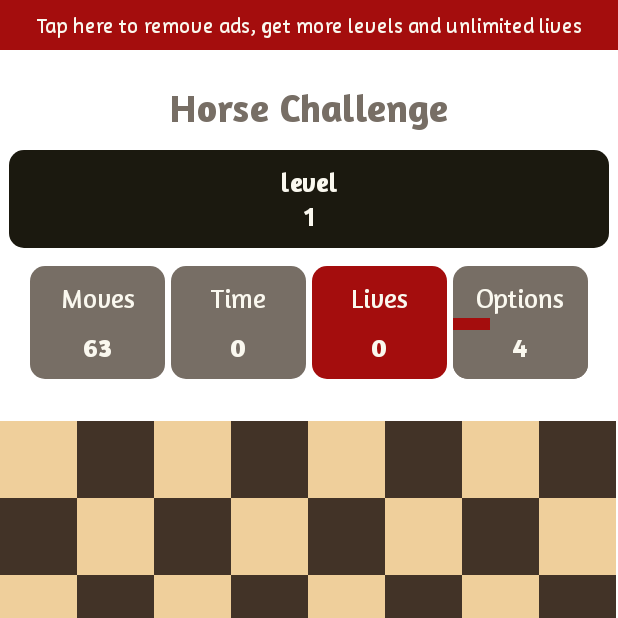
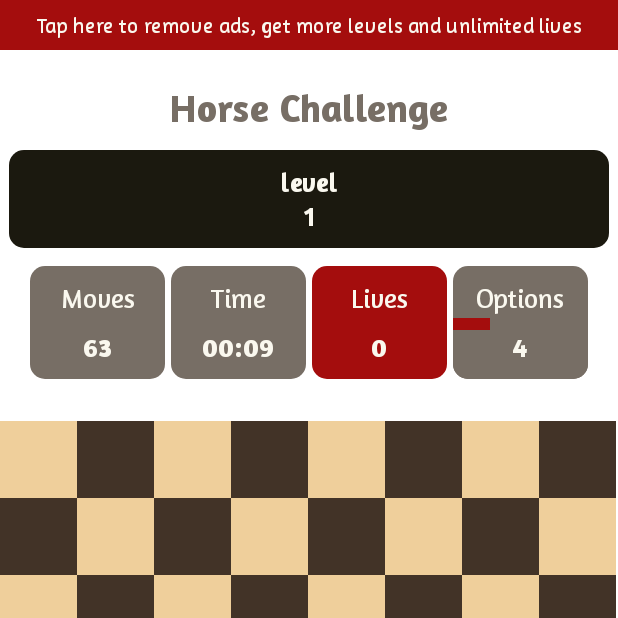
Before and after one commit to Cesar183/HorseGame, an Android app: the screen it shows after launch (MainActivity), on a phone screen of 412 x 824 dp, the top half of it. Run offline under Robolectric (Android 15) with nearby library versions, the phone set to English and light mode, and no system bars.

Commit message:
Control movimiento

```diff
--- a/app/src/main/java/com/app/horsegame/MainActivity.kt
+++ b/app/src/main/java/com/app/horsegame/MainActivity.kt
@@ -3,6 +3,8 @@ package com.app.horsegame
 import android.graphics.Point
 import androidx.appcompat.app.AppCompatActivity
 import android.os.Bundle
+import android.os.Handler
+import android.os.Looper
 import android.util.TypedValue
 import android.view.View
 import android.widget.ImageView
@@ -10,6 +12,8 @@ import android.widget.LinearLayout
 import android.widget.TableRow
 import android.widget.TextView
 import androidx.core.content.ContextCompat
+import kotlinx.coroutines.Runnable
+import java.util.concurrent.TimeUnit
 
 class MainActivity : AppCompatActivity() {
     private var cellSelectedX = 0
@@ -20,17 +24,89 @@ class MainActivity : AppCompatActivity() {
     private var bonus = 0
     private var widhtBonus = 0
     private var levelMoves = 64
+    private var mHandler: Handler? = null
+    private var timeInSeconds: Long = 0
 
     private var nameColorBlack = "black_cell"
     private var nameColorWhite = "white_cell"
     private lateinit var board: Array<IntArray>
 
+    private var chronometer: Runnable = object: Runnable{
+        override fun run() {
+            try {
+                timeInSeconds++
+                updateStopWatchView(timeInSeconds)
+            }finally {
+                mHandler!!.postDelayed(this, 1000L)
+            }
+        }
+    }
+
     override fun onCreate(savedInstanceState: Bundle?) {
         super.onCreate(savedInstanceState)
         setContentView(R.layout.activity_main)
         initScreenGame()
+        startGame()
+    }
+    private fun startGame(){
         resetBoard()
+        clearBoard()
         setFirstPosition()
+        resetTime()
+        startTime()
+    }
+    private fun initScreenGame(){
+        setSizeboard()
+        hideMessage()
+    }
+    private fun hideMessage() {
+        var lyMessage = findViewById<LinearLayout>(R.id.lyMessage)
+        lyMessage.visibility = View.INVISIBLE
+    }
+    private fun setSizeboard() {
+        var iv: ImageView
+        val display = windowManager.defaultDisplay
+        val size = Point()
+        display.getSize(size)
+        val width = size.x
+        var widthDP = (width / getResources().getDisplayMetrics().density)
+        var lateralMarginsDP = 0
+        val widthCell = (widthDP - lateralMarginsDP)/8
+        val heigthCell = widthCell
+
+        widhtBonus = 2 * widthCell.toInt()
+        for(i in 0..7){
+            for(j in 0..7){
+                iv = findViewById(resources.getIdentifier("c$i$j","id", packageName))
+                var height = TypedValue.applyDimension(TypedValue.COMPLEX_UNIT_DIP, heigthCell, getResources().getDisplayMetrics()).toInt()
+                var width = TypedValue.applyDimension(TypedValue.COMPLEX_UNIT_DIP, widthCell, getResources().getDisplayMetrics()).toInt()
+                iv.setLayoutParams(TableRow.LayoutParams(width, height))
+            }
+        }
+    }
+    private fun resetTime(){
+        mHandler?.removeCallbacks(chronometer)
+        timeInSeconds = 0
+
+        var tvTimeData = findViewById<TextView>(R.id.tvTimeData)
+        tvTimeData.text = "00:00"
+    }
+    private fun startTime(){
+        mHandler = Handler(Looper.getMainLooper())
+        chronometer.run()
+    }
+    private fun updateStopWatchView(timeInSeconds: Long){
+        val formattedTime = getFormattedStopWatch(timeInSeconds * 1000)
+        var tvTimeData = findViewById<TextView>(R.id.tvTimeData)
+        tvTimeData.text = formattedTime
+    }
+    private fun getFormattedStopWatch(ms: Long): String{
+        var miliseconds = ms
+        val minutes = TimeUnit.MILLISECONDS.toMinutes(miliseconds)
+        miliseconds -= TimeUnit.MINUTES.toMillis(minutes)
+        val seconds = TimeUnit.MILLISECONDS.toSeconds(miliseconds)
+        return "${if(minutes < 10) "0" else ""}$minutes:" +
+                "${if(seconds < 10) "0" else ""}$seconds"
     }
     fun checkCellCliked(view: View) {
         var name = view.tag.toString()
@@ -39,7 +115,6 @@ class MainActivity : AppCompatActivity() {
 
         checkCell(x,y)
     }
-
     private fun checkCell(x: Int, y: Int) {
         var difX = x - cellSelectedX
         var difY = y - cellSelectedY
@@ -56,45 +131,6 @@ class MainActivity : AppCompatActivity() {
 
         if(board[x][y] ==1) checkTrue = false
         if(checkTrue) selectCell(x, y)
-    }
-
-    private fun resetBoard() {
-        // 0 esta libre
-        // 1 casilla marcada
-        // 2 es un bonus
-        // 9  es una opcion del movimiento actual
-        board = arrayOf(
-            intArrayOf(0, 0, 0, 0, 0, 0, 0, 0),
-            intArrayOf(0, 0, 0, 0, 0, 0, 0, 0),
-            intArrayOf(0, 0, 0, 0, 0, 0, 0, 0),
-            intArrayOf(0, 0, 0, 0, 0, 0, 0, 0),
-            intArrayOf(0, 0, 0, 0, 0, 0, 0, 0),
-            intArrayOf(0, 0, 0, 0, 0, 0, 0, 0),
-            intArrayOf(0, 0, 0, 0, 0, 0, 0, 0),
-            intArrayOf(0, 0, 0, 0, 0, 0, 0, 0)
-        )
-    }
-
-    private fun setFirstPosition() {
-        var x = 0
-        var y = 0
-        x = (0..7).random()
-        y = (0..7).random()
-
-        cellSelectedX = x
-        cellSelectedY = y
-        selectCell(x, y)
-    }
-    private fun growProgressBonus(){
-        var movesDone = levelMoves - moves
-        var bonusDone = movesDone / movesRequired
-        var movesRest = movesRequired * (bonusDone)
-        var bonusGrow = movesDone - movesRest
-        var v = findViewById<View>(R.id.vNesbonus)
-        var widthBonus = ((widhtBonus/movesRequired) * bonusGrow).toFloat()
-        var height = TypedValue.applyDimension(TypedValue.COMPLEX_UNIT_DIP, 8f, getResources().getDisplayMetrics()).toInt()
-        var width = TypedValue.applyDimension(TypedValue.COMPLEX_UNIT_DIP, widthBonus, getResources().getDisplayMetrics()).toInt()
-        v.setLayoutParams(TableRow.LayoutParams(width, height))
     }
     private fun selectCell(x: Int, y: Int) {
         moves--
@@ -123,13 +159,156 @@ class MainActivity : AppCompatActivity() {
             showMessage ("You Win", "Next level", false)
         }
     }
+    private fun resetBoard() {
+        // 0 esta libre
+        // 1 casilla marcada
+        // 2 es un bonus
+        // 9  es una opcion del movimiento actual
+        board = arrayOf(
+            intArrayOf(0, 0, 0, 0, 0, 0, 0, 0),
+            intArrayOf(0, 0, 0, 0, 0, 0, 0, 0),
+            intArrayOf(0, 0, 0, 0, 0, 0, 0, 0),
+            intArrayOf(0, 0, 0, 0, 0, 0, 0, 0),
+            intArrayOf(0, 0, 0, 0, 0, 0, 0, 0),
+            intArrayOf(0, 0, 0, 0, 0, 0, 0, 0),
+            intArrayOf(0, 0, 0, 0, 0, 0, 0, 0),
+            intArrayOf(0, 0, 0, 0, 0, 0, 0, 0)
+        )
+    }
+    private fun clearBoard(){
+        var iv: ImageView
+        var colorBlack = ContextCompat.getColor(this,
+            resources.getIdentifier(nameColorBlack, "color", packageName))
+        var colorWhite = ContextCompat.getColor(this,
+            resources.getIdentifier(nameColorWhite, "color", packageName))
+        for(i in 0..7){
+            for(j in 0..7){
+                iv = findViewById(resources.getIdentifier("c$i$j", "id", packageName))
+                //iv.setImageResource(R.drawable.horse)
+                iv.setImageResource(0)
 
+                if(checkColorCell(i,j) == "black") iv.setBackgroundColor(colorBlack)
+                else iv.setBackgroundColor(colorWhite)
+            }
+        }
+    }
+    private fun setFirstPosition() {
+        var x = 0
+        var y = 0
+        x = (0..7).random()
+        y = (0..7).random()
+
+        cellSelectedX = x
+        cellSelectedY = y
+        selectCell(x, y)
+    }
+    private fun growProgressBonus(){
+        var movesDone = levelMoves - moves
+        var bonusDone = movesDone / movesRequired
+        var movesRest = movesRequired * (bonusDone)
+        var bonusGrow = movesDone - movesRest
+        var v = findViewById<View>(R.id.vNesbonus)
+        var widthBonus = ((widhtBonus/movesRequired) * bonusGrow).toFloat()
+        var height = TypedValue.applyDimension(TypedValue.COMPLEX_UNIT_DIP, 8f, getResources().getDisplayMetrics()).toInt()
+        var width = TypedValue.applyDimension(TypedValue.COMPLEX_UNIT_DIP, widthBonus, getResources().getDisplayMetrics()).toInt()
+        v.setLayoutParams(TableRow.LayoutParams(width, height))
+    }
+    private fun clearOption(x: Int, y: Int) {
+        var iv: ImageView =  findViewById(resources.getIdentifier("c$x$y","id", packageName))
+        if(checkColorCell(x,y) == "black"){
+            iv.setBackgroundColor(ContextCompat.getColor(this,
+                resources.getIdentifier(nameColorBlack, "color", packageName)))
+        }else {
+            iv.setBackgroundColor(ContextCompat.getColor(this,
+                resources.getIdentifier(nameColorWhite, "color", packageName)))
+        }
+        if(board[x][y] == 1){
+            iv.setBackgroundColor(ContextCompat.getColor(this,
+                resources.getIdentifier("previus_cell", "color", packageName)))
+        }
+    }
+    private fun clearOptions() {
+        for( i in 0..7){
+            for( j in 0..7){
+                if(board[i][j] == 9 || board[i][j] == 2){
+                    if(board[i][j] == 9) board[i][j] = 0
+                    clearOption(i, j)
+                }
+            }
+        }
+    }
+    private fun paintOptionss(x: Int, y: Int) {
+        var iv: ImageView =  findViewById(resources.getIdentifier("c$x$y","id", packageName))
+        if(checkColorCell(x,y) == "black") iv.setBackgroundResource(R.drawable.option_black)
+        else iv.setBackgroundResource(R.drawable.option_white)
+    }
+    private fun checkNewBonus() {
+        if(moves % movesRequired == 0){
+            var bonusCellX = 0
+            var bonusCellY = 0
+            var bonusCell = false
+            while(bonusCell == false){
+                bonusCellX = (0..7).random()
+                bonusCellY = (0..7).random()
+                if(board[bonusCellX][bonusCellY] == 0) bonusCell = true
+            }
+            board[bonusCellX][bonusCellY] = 2
+            paintBonusCell(bonusCellX, bonusCellY)
+        }
+    }
+    private fun paintBonusCell(x: Int, y: Int) {
+        var iv: ImageView = findViewById(resources.getIdentifier("c$x$y", "id", packageName))
+        iv.setImageResource(R.drawable.bonus)
+    }
+    private fun checkOption(x: Int, y: Int) {
+        options = 0
+
+        checkMove(x,y,1,2)
+        checkMove(x,y,2,1)
+        checkMove(x,y,1,-2)
+        checkMove(x,y,2,-1)
+        checkMove(x,y,-1,2)
+        checkMove(x,y,-2,1)
+        checkMove(x,y,-1,-2)
+        checkMove(x,y,-2,-1)
+
+        var tvOptionsData = findViewById<TextView>(R.id.tvOptionsData)
+        tvOptionsData.text = options.toString()
+    }
+    private fun checkMove(x: Int, y: Int, movX: Int, movY: Int) {
+        var optionX = x + movX
+        var optionY = y + movY
+        if(optionX < 8 && optionY < 8 && optionX >= 0 && optionY >= 0){
+            if(board[optionX][optionY] == 0 || board[optionX][optionY] == 2){
+                options++
+                paintOptionss(optionX, optionY)
+                if(board[optionX][optionY] == 0) board[optionX][optionY] = 9
+            }
+        }
+    }
+    private fun checkColorCell(x: Int, y: Int): String {
+        var color = ""
+        var blackColomnX = arrayOf(0,2,4,6)
+        var blackRowX = arrayOf(1,3,5,7)
+        if((blackColomnX.contains(x) && blackColomnX.contains(y))
+            || blackRowX.contains(x) && blackRowX.contains(y)){
+            color = "black"
+        }
+        else{
+            color = "white"
+        }
+        return color
+    }
+    private fun paintHorseCell(x: Int, y: Int, color: String) {
+        var iv: ImageView =  findViewById(resources.getIdentifier("c$x$y","id", packageName))
+        iv.setBackgroundColor(ContextCompat.getColor(this, resources.getIdentifier(color, "color", packageName)))
+        iv.setImageResource(R.drawable.horse)
+    }
     private fun checkGameOver(x: Int, y: Int) {
         if(options == 0){
             showMessage ("Game Over", "Try Again", true)
         }
     }
-
     private fun showMessage(title: String, action: String, gameOver: Boolean) {
         var lyMessage = findViewById<LinearLayout>(R.id.lyMessage)
         lyMessage.visibility = View.VISIBLE
@@ -153,137 +332,4 @@ class MainActivity : AppCompatActivity() {
 
     }
 
-    private fun checkNewBonus() {
-        if(moves % movesRequired == 0){
-            var bonusCellX = 0
-            var bonusCellY = 0
-            var bonusCell = false
-            while(bonusCell == false){
-                bonusCellX = (0..7).random()
-                bonusCellY = (0..7).random()
-                if(board[bonusCellX][bonusCellY] == 0) bonusCell = true
-            }
-            board[bonusCellX][bonusCellY] = 2
-            paintBonusCell(bonusCellX, bonusCellY)
-        }
-    }
-
-    private fun paintBonusCell(x: Int, y: Int) {
-        var iv: ImageView = findViewById(resources.getIdentifier("c$x$y", "id", packageName))
-        iv.setImageResource(R.drawable.bonus)
-    }
-
-    private fun clearOptions() {
-        for( i in 0..7){
-            for( j in 0..7){
-                if(board[i][j] == 9 || board[i][j] == 2){
-                    if(board[i][j] == 9) board[i][j] = 0
-                    clearOption(i, j)
-                }
-            }
-        }
-    }
-
-    private fun clearOption(x: Int, y: Int) {
-        var iv: ImageView =  findViewById(resources.getIdentifier("c$x$y","id", packageName))
-        if(checkColorCell(x,y) == "black"){
-            iv.setBackgroundColor(ContextCompat.getColor(this,
-                resources.getIdentifier(nameColorBlack, "color", packageName)))
-        }else {
-            iv.setBackgroundColor(ContextCompat.getColor(this,
-                resources.getIdentifier(nameColorWhite, "color", packageName)))
-        }
-        if(board[x][y] == 1){
-            iv.setBackgroundColor(ContextCompat.getColor(this,
-                resources.getIdentifier("previus_cell", "color", packageName)))
-        }
-    }
-
-    private fun checkOption(x: Int, y: Int) {
-        options = 0
-
-        checkMove(x,y,1,2)
-        checkMove(x,y,2,1)
-        checkMove(x,y,1,-2)
-        checkMove(x,y,2,-1)
-        checkMove(x,y,-1,2)
-        checkMove(x,y,-2,1)
-        checkMove(x,y,-1,-2)
-        checkMove(x,y,-2,-1)
-
-        var tvOptionsData = findViewById<TextView>(R.id.tvOptionsData)
-        tvOptionsData.text = options.toString()
-    }
-
-    private fun checkMove(x: Int, y: Int, movX: Int, movY: Int) {
-        var optionX = x + movX
-        var optionY = y + movY
-        if(optionX < 8 && optionY < 8 && optionX >= 0 && optionY >= 0){
-            if(board[optionX][optionY] == 0 || board[optionX][optionY] == 2){
-                options++
-                paintOptionss(optionX, optionY)
-                if(board[optionX][optionY] == 0) board[optionX][optionY] = 9
-            }
-        }
-    }
-
-    private fun paintOptionss(x: Int, y: Int) {
-        var iv: ImageView =  findViewById(resources.getIdentifier("c$x$y","id", packageName))
-        if(checkColorCell(x,y) == "black") iv.setBackgroundResource(R.drawable.option_black)
-        else iv.setBackgroundResource(R.drawable.option_white)
-    }
-
-    private fun checkColorCell(x: Int, y: Int): String {
-        var color = ""
-        var blackColomnX = arrayOf(0,2,4,6)
-        var blackRowX = arrayOf(1,3,5,7)
-        if((blackColomnX.contains(x) && blackColomnX.contains(y))
-            || blackRowX.contains(x) && blackRowX.contains(y)){
-            color = "black"
-        }
-        else{
-            color = "white"
-        }
-        return color
-    }
-
-    private fun paintHorseCell(x: Int, y: Int, color: String) {
-        var iv: ImageView =  findViewById(resources.getIdentifier("c$x$y","id", packageName))
-        iv.setBackgroundColor(ContextCompat.getColor(this, resources.getIdentifier(color, "color", packageName)))
-        iv.setImageResource(R.drawable.horse)
-    }
-
-    private fun initScreenGame(){
-        setSizeboard()
-        hideMessage()
-    }
-
-    private fun hideMessage() {
-        var lyMessage = findViewById<LinearLayout>(R.id.lyMessage)
-        lyMessage.visibility = View.INVISIBLE
-    }
-
-    private fun setSizeboard() {
-        var iv: ImageView
-        val display = windowManager.defaultDisplay
-        val size = Point()
-        display.getSize(size)
-        val width = size.x
-        var widthDP = (width / getResources().getDisplayMetrics().density)
-        var lateralMarginsDP = 0
-        val widthCell = (widthDP - lateralMarginsDP)/8
-        val heigthCell = widthCell
-
-        widhtBonus = 2 * widthCell.toInt()
-        for(i in 0..7){
-            for(j in 0..7){
-                iv = findViewById(resources.getIdentifier("c$i$j","id", packageName))
-                var height = TypedValue.applyDimension(TypedValue.COMPLEX_UNIT_DIP, heigthCell, getResources().getDisplayMetrics()).toInt()
-                var width = TypedValue.applyDimension(TypedValue.COMPLEX_UNIT_DIP, widthCell, getResources().getDisplayMetrics()).toInt()
-                iv.setLayoutParams(TableRow.LayoutParams(width, height))
-            }
-        }
-    }
-
-
 }
```
